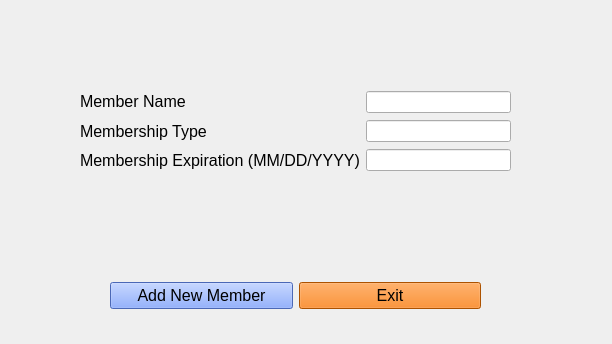
max9001/Bulk-Club-Project, file addmember.ui: the form before one commit.
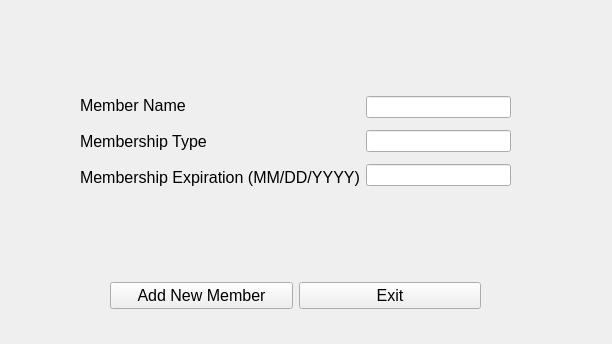
The form after the commit.

Diff of the .ui file:
```diff
--- a/addmember.ui
+++ b/addmember.ui
@@ -31,7 +31,7 @@
        </font>
       </property>
       <property name="styleSheet">
-       <string notr="true">background-color: rgb(105, 146, 255)</string>
+       <string notr="true"/>
       </property>
       <property name="text">
        <string>Add New Member</string>
@@ -46,7 +46,7 @@
        </font>
       </property>
       <property name="styleSheet">
-       <string notr="true">background-color: rgb(241, 115, 0)</string>
+       <string notr="true"/>
       </property>
       <property name="text">
        <string>Exit</string>
@@ -61,7 +61,7 @@
      <x>80</x>
      <y>90</y>
      <width>431</width>
-     <height>82</height>
+     <height>102</height>
     </rect>
    </property>
    <layout class="QHBoxLayout" name="horizontalLayout_2">
```
